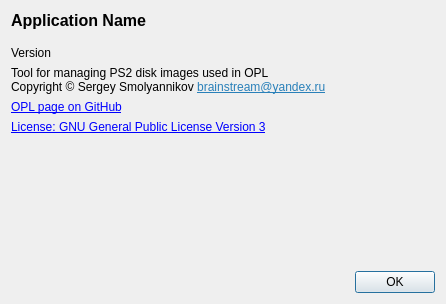
This is src/AboutDialog.ui in brainstream/OPL-PC-Tools as Qt 5 draws it before an edit. The edited form follows.
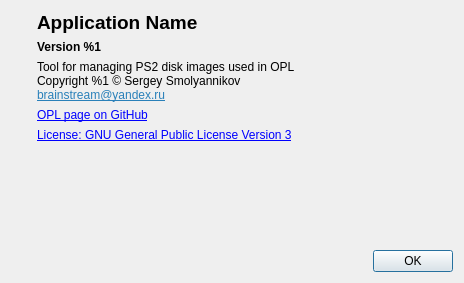
This is the edited form. Icons and pictures are not drawn.

Commit message: The About dialog has been improved

What changed in the file:
```diff
--- a/src/AboutDialog.ui
+++ b/src/AboutDialog.ui
@@ -6,8 +6,8 @@
    <rect>
     <x>0</x>
     <y>0</y>
-    <width>446</width>
-    <height>304</height>
+    <width>464</width>
+    <height>283</height>
    </rect>
   </property>
   <property name="windowTitle">
@@ -16,12 +16,59 @@
   <property name="modal">
    <bool>true</bool>
   </property>
+  <layout class="QHBoxLayout" name="horizontalLayout">
+   <item>
   <layout class="QVBoxLayout" name="verticalLayout">
    <item>
+      <widget class="QLabel" name="label">
+       <property name="sizePolicy">
+        <sizepolicy hsizetype="Fixed" vsizetype="Fixed">
+         <horstretch>0</horstretch>
+         <verstretch>0</verstretch>
+        </sizepolicy>
+       </property>
+       <property name="maximumSize">
+        <size>
+         <width>64</width>
+         <height>64</height>
+        </size>
+       </property>
+       <property name="text">
+        <string/>
+       </property>
+       <property name="pixmap">
+        <pixmap resource="Resources.qrc">:/icons/application</pixmap>
+       </property>
+       <property name="scaledContents">
+        <bool>true</bool>
+       </property>
+       <property name="alignment">
+        <set>Qt::AlignLeading|Qt::AlignLeft|Qt::AlignTop</set>
+       </property>
+      </widget>
+     </item>
+     <item>
+      <spacer name="verticalSpacer_2">
+       <property name="orientation">
+        <enum>Qt::Vertical</enum>
+       </property>
+       <property name="sizeHint" stdset="0">
+        <size>
+         <width>20</width>
+         <height>40</height>
+        </size>
+       </property>
+      </spacer>
+     </item>
+    </layout>
+   </item>
+   <item>
+    <layout class="QVBoxLayout" name="verticalLayout_2">
+     <item>
     <widget class="QLabel" name="mp_label_app_name">
      <property name="font">
       <font>
-       <pointsize>12</pointsize>
+         <pointsize>14</pointsize>
        <weight>75</weight>
        <bold>true</bold>
       </font>
@@ -32,44 +79,20 @@
     </widget>
    </item>
    <item>
-    <widget class="QScrollArea" name="scrollArea">
-     <property name="frameShape">
-      <enum>QFrame::NoFrame</enum>
-     </property>
-     <property name="widgetResizable">
-      <bool>true</bool>
-     </property>
-     <widget class="QWidget" name="scrollAreaWidgetContents">
-      <property name="geometry">
-       <rect>
-        <x>0</x>
-        <y>0</y>
-        <width>428</width>
-        <height>233</height>
-       </rect>
-      </property>
-      <layout class="QVBoxLayout" name="verticalLayout_2">
-       <property name="leftMargin">
-        <number>0</number>
-       </property>
-       <property name="topMargin">
-        <number>10</number>
-       </property>
-       <property name="rightMargin">
-        <number>0</number>
-       </property>
-       <property name="bottomMargin">
-        <number>0</number>
-       </property>
-       <item>
         <widget class="QLabel" name="mp_label_version">
+       <property name="font">
+        <font>
+         <weight>75</weight>
+         <bold>true</bold>
+        </font>
+       </property>
          <property name="styleSheet">
           <string notr="true">QLabel {
 	margin-bottom: 1em;
 }</string>
          </property>
          <property name="text">
-          <string notr="true">Version</string>
+        <string>Version %1</string>
          </property>
         </widget>
        </item>
@@ -81,7 +104,7 @@
 }</string>
          </property>
          <property name="text">
-          <string>&lt;html&gt;&lt;head/&gt;&lt;body&gt;&lt;p&gt;Tool for managing PS2 disk images used in OPL&lt;br/&gt;Copyright © Sergey Smolyannikov &lt;a href=&quot;mailto:brainstream@yandex.ru&quot;&gt;&lt;span style=&quot; text-decoration: underline; color:#2980b9;&quot;&gt;brainstream@yandex.ru&lt;/span&gt;&lt;/a&gt;&lt;/p&gt;&lt;/body&gt;&lt;/html&gt;</string>
+        <string>&lt;html&gt;&lt;head/&gt;&lt;body&gt;&lt;p&gt;Tool for managing PS2 disk images used in OPL&lt;br/&gt;Copyright %1 © Sergey Smolyannikov&lt;a href=&quot;mailto:brainstream@yandex.ru&quot;&gt;&lt;span style=&quot; text-decoration: underline; color:#2980b9;&quot;&gt;&lt;br/&gt;brainstream@yandex.ru&lt;/span&gt;&lt;/a&gt;&lt;/p&gt;&lt;/body&gt;&lt;/html&gt;</string>
          </property>
          <property name="textFormat">
           <enum>Qt::RichText</enum>
@@ -128,14 +151,10 @@
          <property name="sizeHint" stdset="0">
           <size>
            <width>20</width>
-           <height>5</height>
+         <height>13</height>
           </size>
          </property>
         </spacer>
-       </item>
-      </layout>
-     </widget>
-    </widget>
    </item>
    <item>
     <widget class="QDialogButtonBox" name="mp_button_box">
@@ -145,6 +164,8 @@
     </widget>
    </item>
   </layout>
+   </item>
+  </layout>
  </widget>
  <resources/>
  <connections>
```
Left out of the diff: 10 changed lines with no effect on the pictures. Lines whose indentation alone changed are shown as unchanged. The commit also changes 3 other files.
